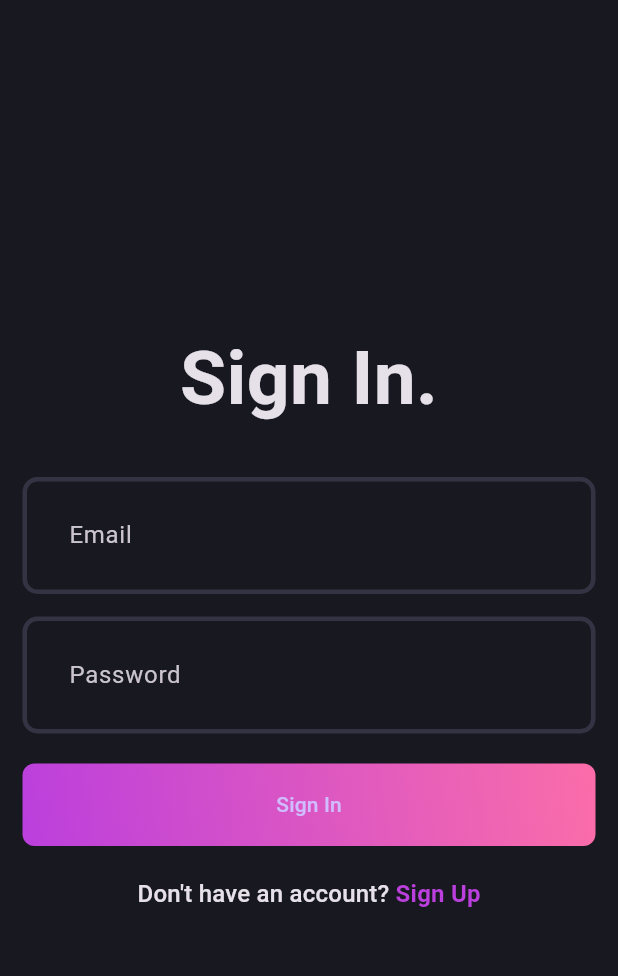
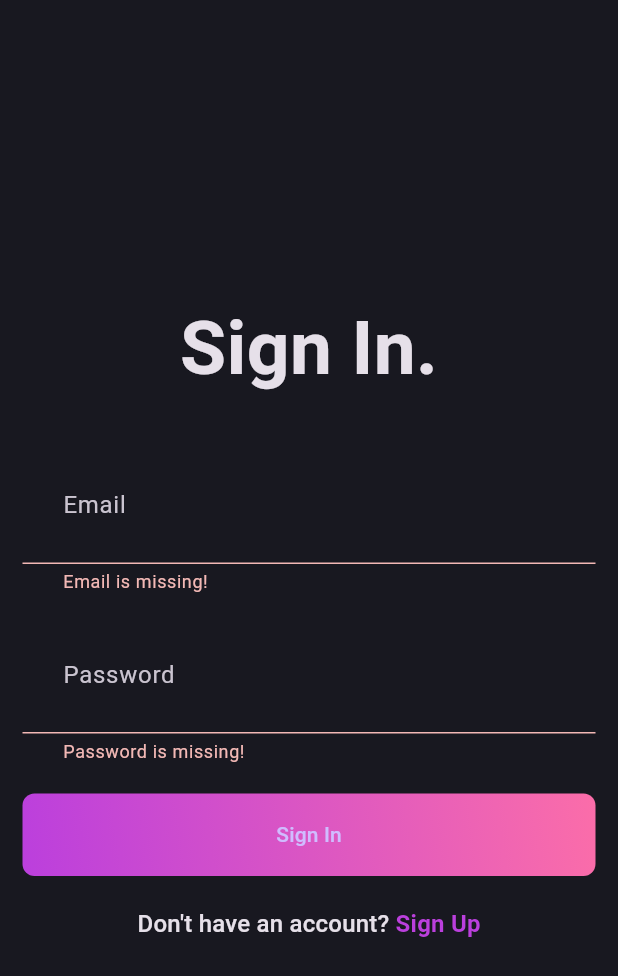
Before and after one commit to Adarsh0Ranjan/blog_app_flutter, a Flutter app: the screen it shows after launch, after a tap on "Sign In", on a phone screen of 412 x 824 dp. Shown: the top 976 px of the screen. Run offline on Flutter 3.47's test engine with Material 3 defaults, Android fonts, the phone set to English and light mode, and no system bars; our stand-ins replace bloc, flutter_bloc, fpdart, get_it, supabase_flutter; accounts and stored records are empty.

Commit message:
sign in flow added

```diff
--- /dev/null
+++ b/lib/Features/Auth/Domain/UseCases/user_sign_in.dart
@@ -0,0 +1,27 @@
+import 'package:fpdart/fpdart.dart';
+
+import '../../../../Core/Failure/error.dart';
+import '../../../../Core/UseCase/use_case.dart';
+import '../Entity/user.dart';
+import '../repository/auth_repository.dart';
+
+class UserSignIn implements UseCase<User, UserSignInParams> {
+  final AuthRepository authRepository;
+
+  UserSignIn({required this.authRepository});
+
+  @override
+  Future<Either<Failure, User>> call(UserSignInParams params) async {
+    return await authRepository.logInWithEmailPassword(
+      email: params.email,
+      password: params.password,
+    );
+  }
+}
+
+class UserSignInParams {
+  final String email;
+  final String password;
+
+  UserSignInParams({required this.email, required this.password});
+}
--- a/lib/Features/Auth/Presentation/Bloc/auth_bloc.dart
+++ b/lib/Features/Auth/Presentation/Bloc/auth_bloc.dart
@@ -1,21 +1,47 @@
 import 'package:bloc/bloc.dart';
-import 'package:blog_app_flutter/Core/UseCase/use_case.dart';
 import 'package:blog_app_flutter/Features/Auth/Domain/Entity/user.dart';
 import 'package:blog_app_flutter/Features/Auth/Domain/UseCases/user_sign_up.dart';
 import 'package:meta/meta.dart';
+
+import '../../Domain/UseCases/user_sign_in.dart';
 
 part 'auth_event.dart';
 part 'auth_state.dart';
 
 class AuthBloc extends Bloc<AuthEvent, AuthState> {
   final UserSignUp _userSignUp;
-  AuthBloc({required UserSignUp userSignUp})
+  final UserSignIn _userSignIn;
+
+  AuthBloc({required UserSignUp userSignUp, required UserSignIn userSignIn})
     : _userSignUp = userSignUp,
+      _userSignIn = userSignIn,
       super(AuthInitial()) {
+    // Handle sign-up event
     on<AuthSignUp>((event, emit) async {
       emit(AuthLoading());
-      final res = await _userSignUp.call(UserSignUpParams(email: event.email, password: event.password, name: event.name));
-      res.fold((failure) => emit(AuthFailure(failure.message)), (success) => emit(AuthSuccess(success)));
+      final res = await _userSignUp.call(
+        UserSignUpParams(
+          email: event.email,
+          password: event.password,
+          name: event.name,
+        ),
+      );
+      res.fold(
+        (failure) => emit(AuthFailure(failure.message)),
+        (success) => emit(AuthSuccess(success)),
+      );
+    });
+
+    // Handle login event
+    on<AuthLogin>((event, emit) async {
+      emit(AuthLoading());
+      final res = await _userSignIn.call(
+        UserSignInParams(email: event.email, password: event.password),
+      );
+      res.fold(
+        (failure) => emit(AuthFailure(failure.message)),
+        (success) => emit(AuthSuccess(success)),
+      );
     });
   }
 }
--- a/lib/Features/Auth/Presentation/Bloc/auth_event.dart
+++ b/lib/Features/Auth/Presentation/Bloc/auth_event.dart
@@ -16,3 +16,14 @@ final class AuthSignUp extends AuthEvent {
     required this.name,
   });
 }
+
+// Login Event
+final class AuthLogin extends AuthEvent {
+  final String email;
+  final String password;
+
+  AuthLogin({
+    required this.email,
+    required this.password,
+  });
+}
--- a/lib/Features/Auth/Presentation/Pages/login_page.dart
+++ b/lib/Features/Auth/Presentation/Pages/login_page.dart
@@ -2,7 +2,11 @@ import 'package:blog_app_flutter/Core/Theme/app_pallete.dart';
 import 'package:blog_app_flutter/Features/Auth/Presentation/Pages/signup_page.dart';
 import 'package:blog_app_flutter/Features/Auth/Presentation/widgets/auth_field.dart';
 import 'package:flutter/material.dart';
+import 'package:flutter_bloc/flutter_bloc.dart';
 
+import '../../../../Core/Common/Widgets/loader.dart';
+import '../../../../Core/Utils/show_snackbar.dart';
+import '../Bloc/auth_bloc.dart';
 import '../widgets/auth_gradient_button.dart';
 
 class LoginPage extends StatefulWidget {
@@ -29,7 +33,18 @@ class _LoginPageState extends State<LoginPage> {
     return Scaffold(
       body: Padding(
         padding: const EdgeInsets.all(15.0),
-        child: Form(
+        child: BlocConsumer<AuthBloc, AuthState>(
+          listener: (context, state) {
+            // TODO: implement listener
+            if (state is AuthFailure) {
+              showSnackBar(context, state.message);
+            }
+          },
+          builder: (context, state) {
+            if (state is AuthLoading) {
+              return Loader();
+            }
+            return Form(
               key: formKey,
               child: Column(
                 mainAxisAlignment: MainAxisAlignment.center,
@@ -41,19 +56,33 @@ class _LoginPageState extends State<LoginPage> {
                   const SizedBox(height: 30),
                   AuthField(hintText: 'Email', controller: emailController),
                   const SizedBox(height: 15),
-              AuthField(hintText: 'Password', controller: passwordController, isObscure: true),
+                  AuthField(
+                    hintText: 'Password',
+                    controller: passwordController,
+                    isObscure: true,
+                  ),
                   const SizedBox(height: 20),
-              AuthGradientButton(text: 'Sign In', onPressed: () {
-
-              }),
+                  AuthGradientButton(
+                    text: 'Sign In',
+                    onPressed: () {
+                      if (formKey.currentState!.validate()) {
+                        context.read<AuthBloc>().add(
+                          AuthLogin(
+                            email: emailController.text.trim(),
+                            password: passwordController.text.trim(),
+                          ),
+                        );
+                      }
+                    },
+                  ),
                   const SizedBox(height: 20),
                   GestureDetector(
                     onTap: () {
                       Navigator.push(
                         context,
                         MaterialPageRoute(
-                         builder: (context) => const SignupPage()
-                     )
+                          builder: (context) => const SignupPage(),
+                        ),
                       );
                     },
                     child: RichText(
@@ -63,9 +92,11 @@ class _LoginPageState extends State<LoginPage> {
                         children: [
                           TextSpan(
                             text: "Sign Up",
-                        style: Theme.of(context).textTheme.titleMedium?.copyWith(
+                            style: Theme.of(
+                              context,
+                            ).textTheme.titleMedium?.copyWith(
                               color: AppPallete.gradient1,
-                            fontWeight: FontWeight.bold
+                              fontWeight: FontWeight.bold,
                             ),
                           ),
                         ],
@@ -74,6 +105,8 @@ class _LoginPageState extends State<LoginPage> {
                   ),
                 ],
               ),
+            );
+          },
         ),
       ),
     );
--- a/lib/init_dependencies.dart
+++ b/lib/init_dependencies.dart
@@ -1,7 +1,6 @@
-import 'dart:ffi';
-
 import 'package:blog_app_flutter/Features/Auth/Data/Datasources/auth_remote_data_source.dart';
 import 'package:blog_app_flutter/Features/Auth/Data/Repository/auth_repsitory_impl.dart';
+import 'package:blog_app_flutter/Features/Auth/Domain/UseCases/user_sign_in.dart';
 import 'package:blog_app_flutter/Features/Auth/Domain/UseCases/user_sign_up.dart';
 import 'package:blog_app_flutter/Features/Auth/Presentation/Bloc/auth_bloc.dart';
 import 'package:get_it/get_it.dart';
@@ -36,7 +35,11 @@ void _initAuth() {
     () => UserSignUp(authRepository: serviceLocator()),
   );
 
+  serviceLocator.registerFactory(
+    () => UserSignIn(authRepository: serviceLocator()),
+  );
+
   serviceLocator.registerLazySingleton(
-    () => AuthBloc(userSignUp: serviceLocator()),
+    () => AuthBloc(userSignUp: serviceLocator(), userSignIn: serviceLocator()),
   );
 }
```
Also changed, not shown: lib/Features/Auth/Data/Datasources/auth_remote_data_source.dart (+17 -16 lines), lib/Features/Auth/Data/Repository/auth_repsitory_impl.dart (+10 -2 lines). Lines whose indentation alone changed are shown as unchanged.
